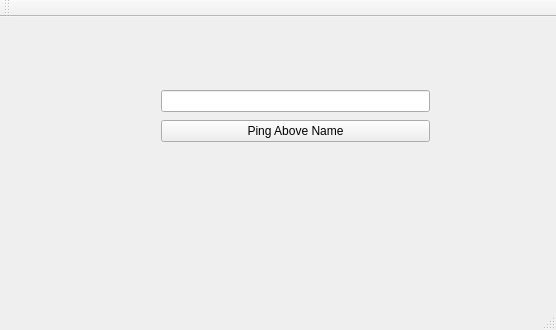
Qt form ProcessesAndThreads/ProcessesAndThreads/mainwindow.ui (RichardHitier/tryQt) before a commit.
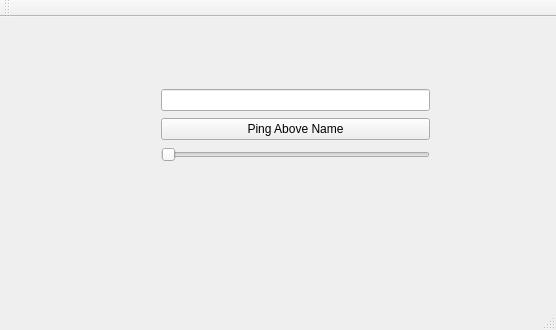
The same form after that commit.

Commit message: unable to move slider while pinging

The edit to the form file:
```diff
--- a/ProcessesAndThreads/ProcessesAndThreads/mainwindow.ui
+++ b/ProcessesAndThreads/ProcessesAndThreads/mainwindow.ui
@@ -20,7 +20,7 @@
       <x>150</x>
       <y>60</y>
       <width>291</width>
-      <height>80</height>
+      <height>97</height>
      </rect>
     </property>
     <layout class="QVBoxLayout" name="verticalLayout">
@@ -34,6 +34,13 @@
        </property>
       </widget>
      </item>
+     <item>
+      <widget class="QSlider" name="horizontalSlider">
+       <property name="orientation">
+        <enum>Qt::Horizontal</enum>
+       </property>
+      </widget>
+     </item>
     </layout>
    </widget>
   </widget>
```
The commit also changes 1 other file.
